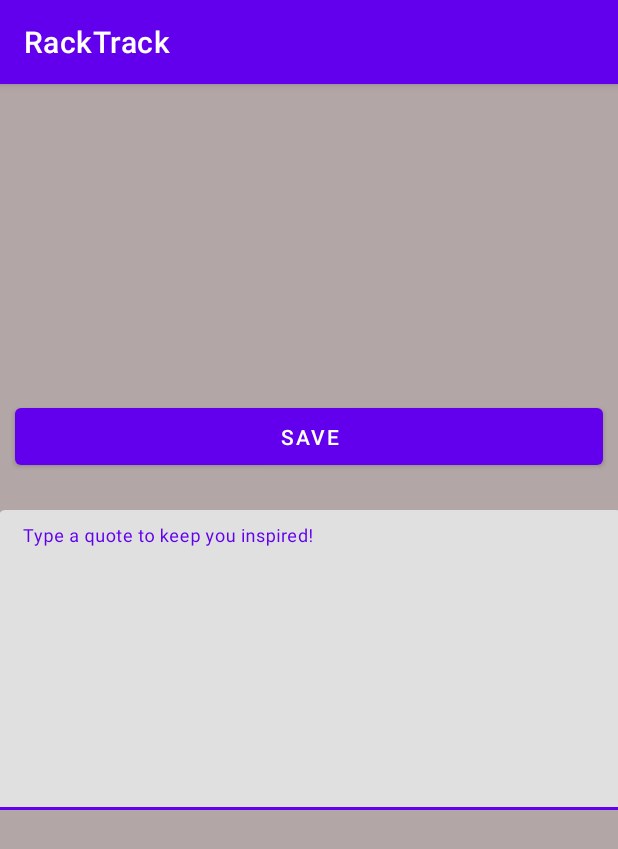
After one commit to tomspa/RackTrack-Android, an Android app: the QuoteEditActivity screen opened directly, with no data from a screen before it, on a phone screen of 412 x 824 dp. The commit adds this screen. Shown: the top 849 px of the screen. Run offline under Robolectric (Android 15) with nearby library versions, the phone set to English and light mode, and no system bars; our stand-ins replace Room's generated code; 1 statement that could not run was skipped.

Commit message:
started quote edit

```diff
--- a/app/src/main/AndroidManifest.xml
+++ b/app/src/main/AndroidManifest.xml
@@ -17,7 +17,7 @@
             android:label="@string/title_activity_settings"/>
 
         <receiver
-            android:name=".QuoteWidget"
+            android:name=".Quote.QuoteWidget"
             android:exported="false">
             <intent-filter>
                 <action android:name="android.appwidget.action.APPWIDGET_UPDATE" />
@@ -32,10 +32,10 @@
             android:name=".NewQuoteActivity"
             android:exported="false" />
         <activity
-            android:name=".RoomDatabase.QuoteList"
+            android:name=".RoomDatabase.QuoteListActivity"
             android:exported="false" />
         <activity
-            android:name=".QuoteEdit"
+            android:name=".Quote.QuoteEditActivity"
             android:exported="false" />
         <activity
             android:name=".MainActivity"
--- /dev/null
+++ b/app/src/main/java/com/example/racktrack/Listener/OnItemClickListener.java
@@ -0,0 +1,5 @@
+package com.example.racktrack.Listener;
+
+public interface OnItemClickListener {
+    void onItemClick(int id);
+}
--- a/app/src/main/java/com/example/racktrack/MainActivity.java
+++ b/app/src/main/java/com/example/racktrack/MainActivity.java
@@ -10,7 +10,7 @@ import android.view.Menu;
 import android.view.MenuItem;
 import android.view.View;
 
-import com.example.racktrack.RoomDatabase.QuoteList;
+import com.example.racktrack.RoomDatabase.QuoteListActivity;
 
 public class MainActivity extends AppCompatActivity {
 
@@ -31,7 +31,7 @@ public class MainActivity extends AppCompatActivity {
         this.quoteButton = findViewById(R.id.quotesListButton);
 
         this.quoteButton.setOnClickListener(view -> {
-            Intent intent = new Intent(this, QuoteList.class);
+            Intent intent = new Intent(this, QuoteListActivity.class);
             startActivity(intent);
         });
 
--- /dev/null
+++ b/app/src/main/java/com/example/racktrack/Quote/QuoteEditActivity.java
@@ -0,0 +1,40 @@
+package com.example.racktrack.Quote;
+
+import androidx.appcompat.app.AppCompatActivity;
+import androidx.lifecycle.LiveData;
+
+import android.content.Intent;
+import android.os.Bundle;
+import android.view.View;
+
+import com.example.racktrack.R;
+import com.example.racktrack.RoomDatabase.Quote;
+import com.example.racktrack.RoomDatabase.QuoteDAO;
+import com.example.racktrack.RoomDatabase.QuoteRoomDatabase;
+import com.google.android.material.textfield.TextInputEditText;
+
+public class QuoteEditActivity extends AppCompatActivity {
+
+    private TextInputEditText textView;
+    private View saveButton;
+    @Override
+    protected void onCreate(Bundle savedInstanceState) {
+        super.onCreate(savedInstanceState);
+        setContentView(R.layout.activity_quote_edit);
+        this.saveButton = findViewById(R.id.saveQuoteButton);
+        this.textView = findViewById(R.id.quoteEditField);
+
+        this.saveButton.setOnClickListener(view -> {
+            // save to Room database
+            System.out.println(this.textView.getText());
+            this.textView.setText("");
+        });
+
+        // get the id from the intent
+        Intent intent = getIntent();
+        int quoteId = intent.getIntExtra("quote_id", -1);
+        QuoteDAO quoteDAO = QuoteRoomDatabase.getDatabase(this).quoteDAO();
+        LiveData<Quote> quote = quoteDAO.getQuoteById(quoteId);
+        this.textView.setText(quote.getValue().getQuote()); //Load database value if it exists, else ""
+    }
+}
--- a/app/src/main/java/com/example/racktrack/RoomDatabase/QuoteRoomDatabase.java
+++ b/app/src/main/java/com/example/racktrack/RoomDatabase/QuoteRoomDatabase.java
@@ -21,7 +21,7 @@ public abstract class QuoteRoomDatabase extends RoomDatabase {
     static final ExecutorService databaseWriteExecutor =
             Executors.newFixedThreadPool(NUMBER_OF_THREADS);
 
-    static QuoteRoomDatabase getDatabase(final Context context) {
+    public static QuoteRoomDatabase getDatabase(final Context context) {
         if (INSTANCE == null) {
             synchronized (QuoteRoomDatabase.class) {
                 if (INSTANCE == null) {
--- a/app/src/main/res/layout/activity_quote_edit.xml
+++ b/app/src/main/res/layout/activity_quote_edit.xml
@@ -5,7 +5,7 @@
     android:layout_width="match_parent"
     android:layout_height="match_parent"
     android:background="@color/background"
-    tools:context=".QuoteEdit">
+    tools:context=".Quote.QuoteEditActivity">
 
     <com.google.android.material.textfield.TextInputLayout
         android:id="@+id/quoteText"
```
Also changed, not shown: app/src/main/java/com/example/racktrack/Quote/QuoteWidget.java (renamed from app/src/main/java/com/example/racktrack/QuoteWidget.java, +3 -4 lines), app/src/main/java/com/example/racktrack/QuoteEdit.java (deleted, +0 -27 lines), app/src/main/java/com/example/racktrack/RoomDatabase/QuoteListActivity.java (renamed from app/src/main/java/com/example/racktrack/RoomDatabase/QuoteList.java, +12 -3 lines), app/src/main/java/com/example/racktrack/RoomDatabase/QuoteListAdapter.java (+12 -1 lines).
